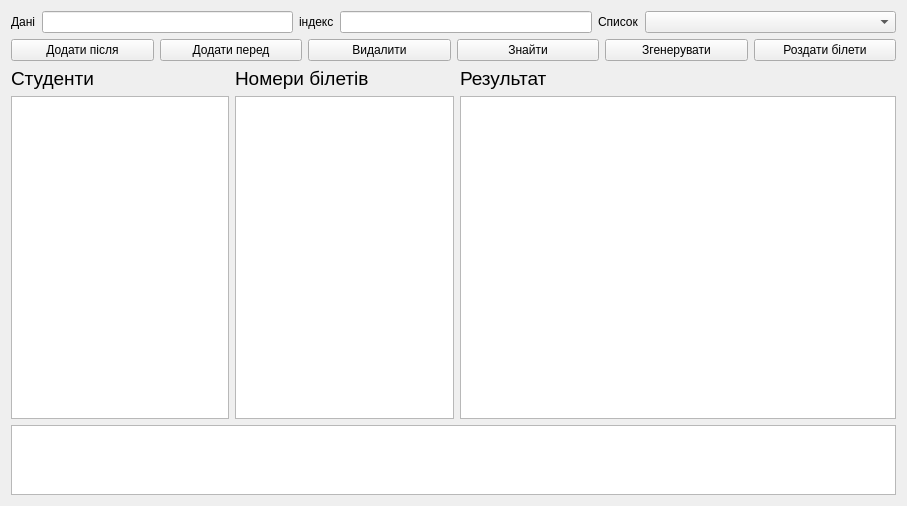
Old version of the form main.ui in the repository gigsoll/gigsoll-circular-linked-list-qt.
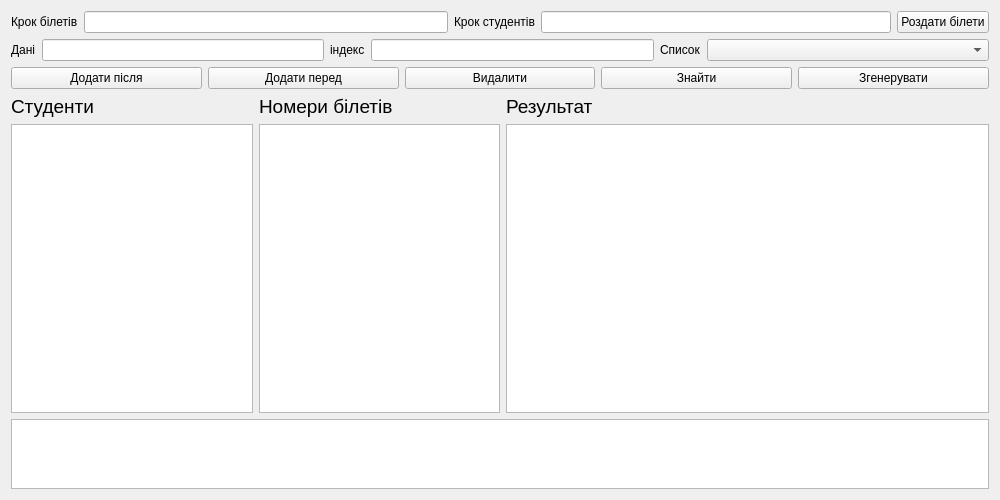
New version of the form.

Diff of the .ui file:
```diff
--- a/main.ui
+++ b/main.ui
@@ -6,14 +6,53 @@
    <rect>
     <x>0</x>
     <y>0</y>
-    <width>907</width>
-    <height>506</height>
+    <width>1000</width>
+    <height>500</height>
    </rect>
   </property>
   <property name="windowTitle">
    <string>Лабораторна робота 3</string>
   </property>
-  <layout class="QVBoxLayout" name="verticalLayout_5" stretch="0,5,1">
+  <layout class="QVBoxLayout" name="verticalLayout_5" stretch="0,0,5,1">
+   <item>
+    <layout class="QHBoxLayout" name="horizontalLayout_4">
+     <item>
+      <layout class="QHBoxLayout" name="horizontalLayout_5">
+       <item>
+        <widget class="QLabel" name="label_4">
+         <property name="text">
+          <string>Крок білетів</string>
+         </property>
+        </widget>
+       </item>
+       <item>
+        <widget class="QLineEdit" name="leTicketsStep"/>
+       </item>
+      </layout>
+     </item>
+     <item>
+      <layout class="QHBoxLayout" name="horizontalLayout_6">
+       <item>
+        <widget class="QLabel" name="label_5">
+         <property name="text">
+          <string>Крок студентів</string>
+         </property>
+        </widget>
+       </item>
+       <item>
+        <widget class="QLineEdit" name="leStudentsStep"/>
+       </item>
+      </layout>
+     </item>
+     <item>
+      <widget class="QPushButton" name="pbGiveTickets">
+       <property name="text">
+        <string>Роздати білети</string>
+       </property>
+      </widget>
+     </item>
+    </layout>
+   </item>
    <item>
     <layout class="QVBoxLayout" name="verticalLayout">
      <item>
@@ -87,13 +126,6 @@
          </property>
         </widget>
        </item>
-       <item>
-        <widget class="QPushButton" name="pbGiveTickets">
-         <property name="text">
-          <string>Роздати білети</string>
-         </property>
-        </widget>
-       </item>
       </layout>
      </item>
     </layout>
```
